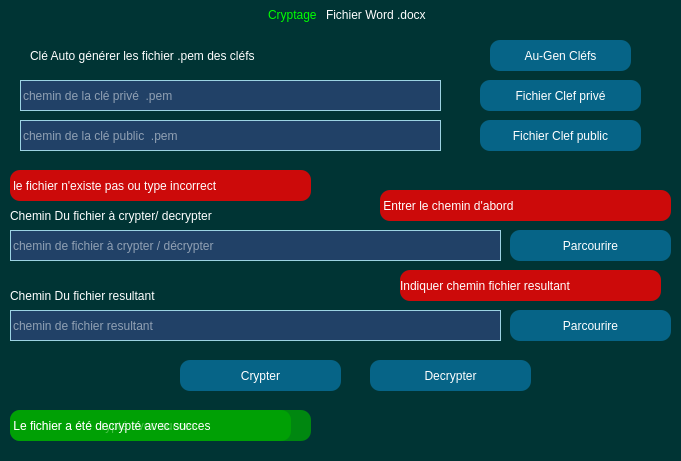
MassinissaLab/file_encryption, file cryptofichier.ui: the form before one commit.
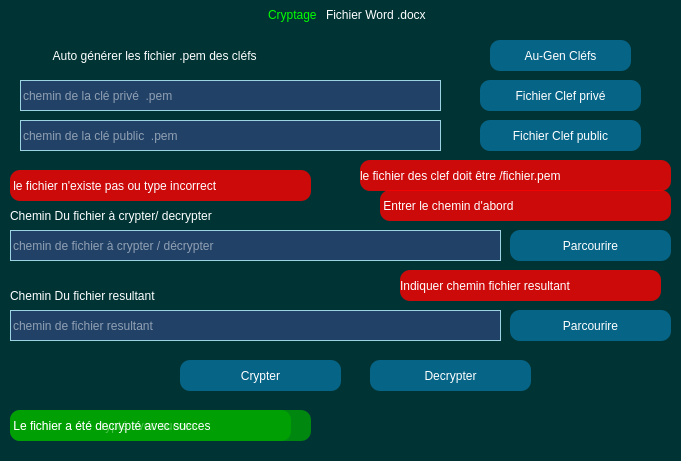
The form after the commit. Icons and pictures are not drawn.

Commit message: building gui functions

What changed in the file:
```diff
--- a/cryptofichier.ui
+++ b/cryptofichier.ui
@@ -378,7 +378,7 @@
    <widget class="QLabel" name="label_3">
     <property name="geometry">
      <rect>
-      <x>30</x>
+      <x>50</x>
       <y>40</y>
       <width>391</width>
       <height>31</height>
@@ -393,7 +393,7 @@
 color:#ffffff;</string>
     </property>
     <property name="text">
-     <string>Clé Auto générer les fichier .pem des cléfs</string>
+     <string> Auto générer les fichier .pem des cléfs</string>
     </property>
    </widget>
    <widget class="QLabel" name="label_2">
@@ -818,6 +818,28 @@
      <bool>false</bool>
     </property>
    </widget>
+   <widget class="QLabel" name="msg_6">
+    <property name="enabled">
+     <bool>false</bool>
+    </property>
+    <property name="geometry">
+     <rect>
+      <x>360</x>
+      <y>160</y>
+      <width>311</width>
+      <height>31</height>
+     </rect>
+    </property>
+    <property name="styleSheet">
+     <string notr="true">background:rgba(255,0,0,0.8);
+color: rgb(255, 255, 255);
+border-radius:10px;
+font: 12pt &quot;Century Gothic&quot;;</string>
+    </property>
+    <property name="text">
+     <string>le fichier des clef doit être /fichier.pem</string>
+    </property>
+   </widget>
   </widget>
  </widget>
  <resources/>
```
The commit also changes 1 other file.
